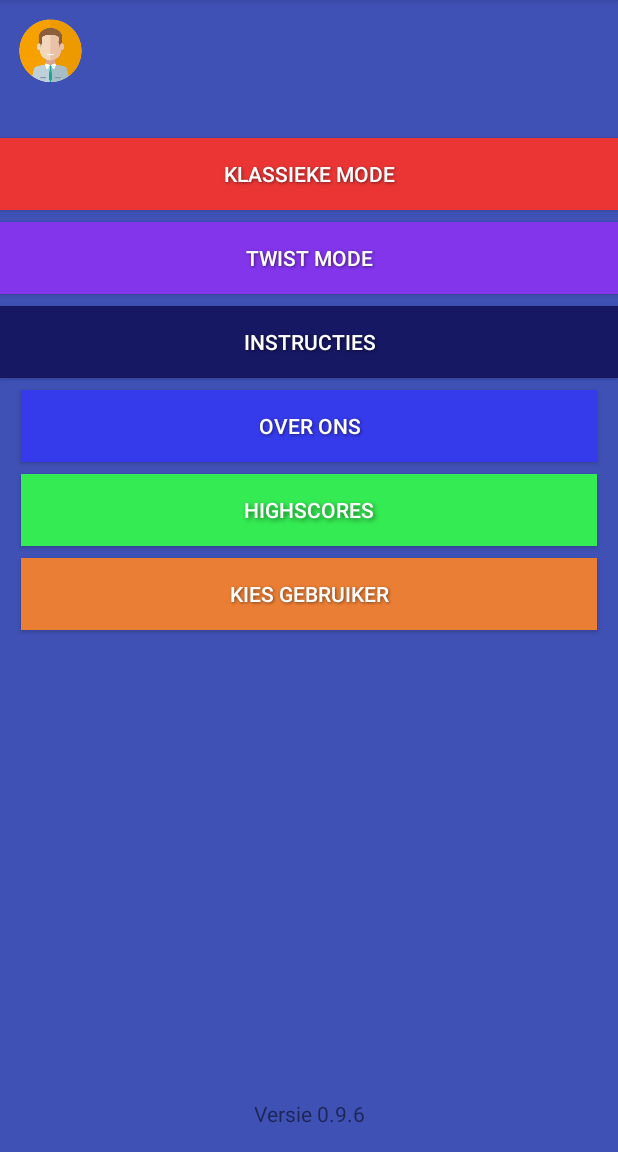
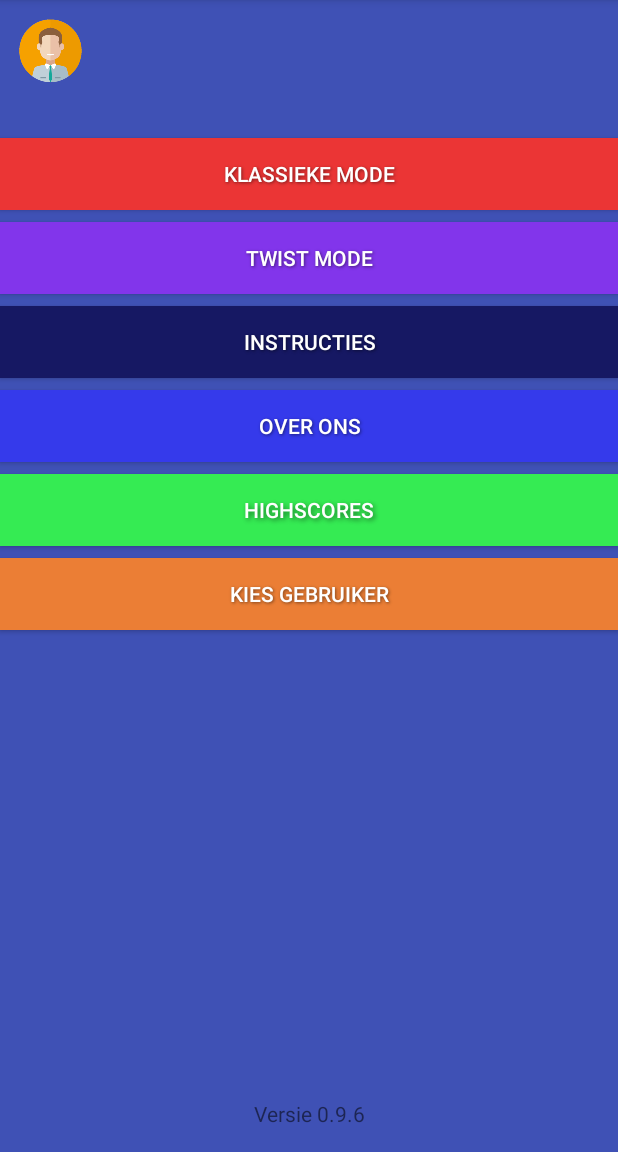
Before and after one commit to Jensderond/SimonTheGame, an Android app: the screen it shows after launch (MainActivity), on a phone screen of 412 x 824 dp, the part 84-1236 px from its top. Run offline under Robolectric (Android 15) with nearby library versions, the phone set to English and light mode, and no system bars; libraries missing offline, so code that uses them is left out: io.realm; 4 statements that could not run were skipped.

Commit message:
minibugfix "halfmooi"

```diff
--- a/SimonGame/app/src/main/res/layout/activity_menu.xml
+++ b/SimonGame/app/src/main/res/layout/activity_menu.xml
@@ -91,7 +91,7 @@
         app:layout_constraintRight_toRightOf="parent" />
 
     <Button
-        android:layout_width="384dp"
+        android:layout_width="0dp"
         android:layout_height="wrap_content"
         android:text="@string/about_us"
         android:id="@+id/button_about_us"
@@ -112,7 +112,7 @@
         app:layout_constraintTop_toBottomOf="@+id/button_instructions" />
 
     <Button
-        android:layout_width="384dp"
+        android:layout_width="0dp"
         android:layout_height="wrap_content"
         android:text="@string/highscores"
         android:id="@+id/button_highscores"
@@ -133,7 +133,7 @@
         app:layout_constraintTop_toBottomOf="@+id/button_about_us" />
 
     <Button
-        android:layout_width="384dp"
+        android:layout_width="0dp"
         android:layout_height="wrap_content"
         android:text="@string/select_user"
         android:id="@+id/button_select_user"
```
